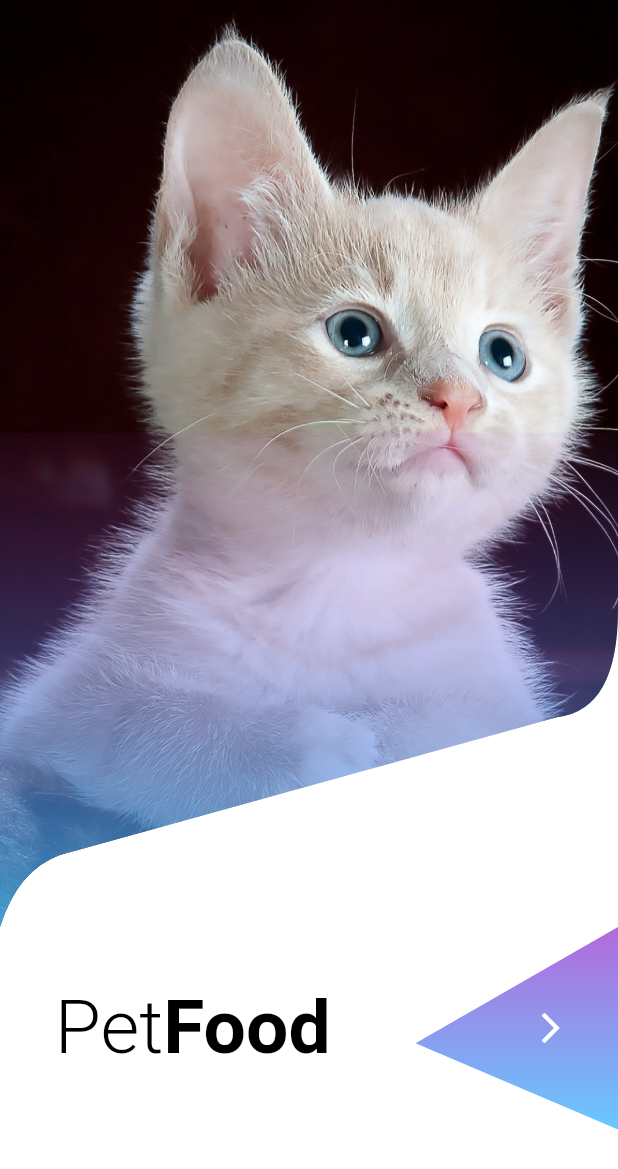
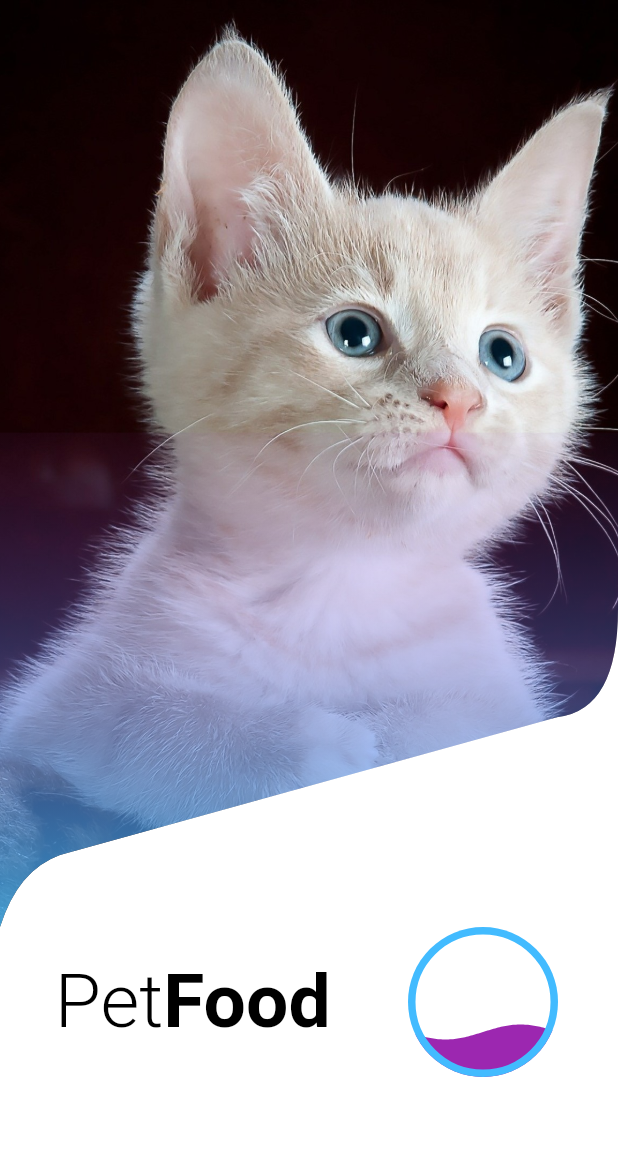
Before and after one commit to bonnesbaby14/petfood, a Flutter app: the screen it shows after launch, on a phone screen of 412 x 824 dp. Shown: the top 1169 px of the screen. Run offline on Flutter 3.47's test engine with Material 2 defaults, Android fonts, the phone set to English and light mode, and no system bars; our stand-ins replace liquid_progress_indicator, sleek_circular_slider; Roboto replaces fonts that are missing (Poppins).

Commit message:
se añadieron lberias para barras esteticas

```diff
--- a/lib/pages/Home.dart
+++ b/lib/pages/Home.dart
@@ -1,7 +1,8 @@
 import 'package:flutter/material.dart';
 import 'package:petfood/utils/clipper.dart';
 import 'package:petfood/utils/clipperButton.dart';
-
+import 'package:sleek_circular_slider/sleek_circular_slider.dart';
+import 'package:liquid_progress_indicator/liquid_progress_indicator.dart';
 class Home extends StatefulWidget {
   @override
   _loginState createState() => _loginState();
@@ -14,94 +15,107 @@ class _loginState extends State<Home> {
       backgroundColor: Colors.white,
       body: Column(
         children: <Widget>[
-        ClipPath(clipper: Clipper(),
+          ClipPath(
+            clipper: Clipper(),
             child: Container(
               width: double.infinity,
-        height: MediaQuery.of(context).size.height*.75,
-        child: Stack(
-          children: <Widget>[
+              height: MediaQuery.of(context).size.height * .75,
+              child: Stack(children: <Widget>[
                 Positioned(
                     left: 0,
-              top:0,
-              bottom:0,
-              child:Image.asset("img/kittylogin.jpg",fit:BoxFit.cover, width: 420,height:54,)
-            ),
+                    top: 0,
+                    bottom: 0,
+                    child: Image.asset(
+                      "img/kittylogin.jpg",
+                      fit: BoxFit.cover,
+                      width: 420,
+                      height: 54,
+                    )),
                 Positioned(
                     left: 0,
                     right: 0,
-
                     bottom: 0,
                     child: Container(
-
                       width: double.infinity,
-                height: MediaQuery.of(context).size.height*.40,
+                      height: MediaQuery.of(context).size.height * .40,
                       decoration: BoxDecoration(
-                  gradient: LinearGradient(colors: [
+                          gradient: LinearGradient(
+                        colors: [
                           Color(0xFF42BBFF).withOpacity(.8),
                           Color(0xFF9F44D3).withOpacity(.05),
                         ],
                         begin: Alignment.bottomCenter,
-                end:Alignment.topCenter,
-                )
-                ),
-
-            )
-            ),
-
-
-          ]
-        ),
-
+                        end: Alignment.topCenter,
+                      )),
+                    )),
+              ]),
             ),
           ),
           Row(
             mainAxisAlignment: MainAxisAlignment.spaceBetween,
             children: <Widget>[
               RichText(
-              text: TextSpan(
-              children: [
-                TextSpan(text:"   Pet",style: TextStyle(
-              fontSize:50,
-              color:Colors.black,
-              fontFamily:"Poppins",
-              fontWeight:FontWeight.w300,
+                text: TextSpan(children: [
+                  TextSpan(
+                      text: "   Pet",
+                      style: TextStyle(
+                        fontSize: 50,
+                        color: Colors.black,
+                        fontFamily: "Poppins",
+                        fontWeight: FontWeight.w300,
+                      )),
+                  TextSpan(
+                      text: "Food",
+                      style: TextStyle(
+                        fontSize: 50,
+                        color: Colors.black,
+                        fontFamily: "Poppins",
+                        fontWeight: FontWeight.w600,
+                      )),
+                ]),
+              ),
+              // ClipPath(
+              //   clipper: ClipperButton(),
+              //   child: Container(
+              //     child: Center(
+              //       child: Padding(
+              //         padding: EdgeInsets.only(left: 45),
+              //         child: Icon(Icons.arrow_forward_ios, color: Colors.white),
+              //       ),
+              //     ),
+              //     width: 135,
+              //     height: 135,
+              //     decoration: BoxDecoration(
+              //         gradient: LinearGradient(
+              //       colors: [
+              //         Color(0xFF42BBFF).withOpacity(.8),
+              //         Color(0xFF9F44D3).withOpacity(.8),
+              //       ],
+              //       begin: Alignment.bottomCenter,
+              //       end: Alignment.topCenter,
+              //     )),
+              //   ),
+              // )
+              Padding(
 
+                child:SizedBox(
+                width: 100,
+                height: 100,
+                child: LiquidCircularProgressIndicator(
+                  backgroundColor: Colors.white,
+                  valueColor: AlwaysStoppedAnimation(Colors.purple),
+                  borderColor: Color(0xFF42BBFF),
+                  borderWidth: 5.0,
+                  value: .3,
 
-
-              )
                 ),
-              TextSpan(text:"Food",style: TextStyle(
-              fontSize:50,
-              color:Colors.black,
-              fontFamily:"Poppins",
-              fontWeight:FontWeight.w600,
-
-
-
-              )
+              ) ,
+              padding: EdgeInsets.fromLTRB(0, 0, 40, 0) ,
               ),
-              ]
-            ),),
-              ClipPath(clipper: ClipperButton(), child: Container(
-                child: Center(child: Padding(padding: EdgeInsets.only(left:45), child:Icon(Icons.arrow_forward_ios,color:Colors.white) ,),),
-                width:135,
-                height:135,
-                decoration: BoxDecoration(
-                  gradient: LinearGradient(colors: [
-                  Color(0xFF42BBFF).withOpacity(.8),
-                  Color(0xFF9F44D3).withOpacity(.8),
-                ],
-                 begin: Alignment.bottomCenter,
-                end:Alignment.topCenter,
-                )
-                ),
-
-              ),)
             ],
           )
         ],
       ),
-
     );
   }
 }
--- a/pubspec.yaml
+++ b/pubspec.yaml
@@ -23,7 +23,9 @@ environment:
 dependencies:
   flutter:
     sdk: flutter
-
+  percent_indicator: "^2.1.5"
+  sleek_circular_slider : ^1.1.0
+  liquid_progress_indicator: ^0.3.2
 
   # The following adds the Cupertino Icons font to your application.
   # Use with the CupertinoIcons class for iOS style icons.
```
Also changed, not shown: pubspec.lock. Lines whose indentation alone changed are shown as unchanged.
